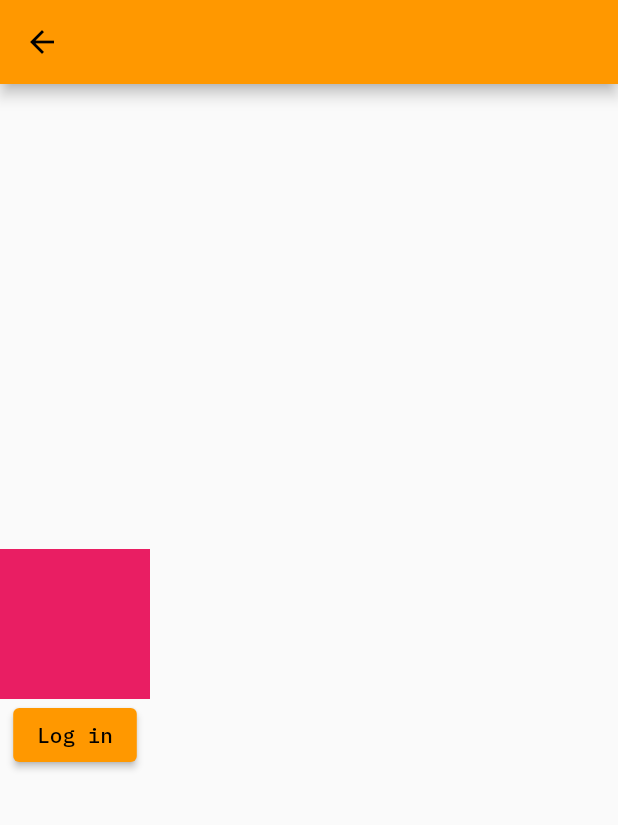
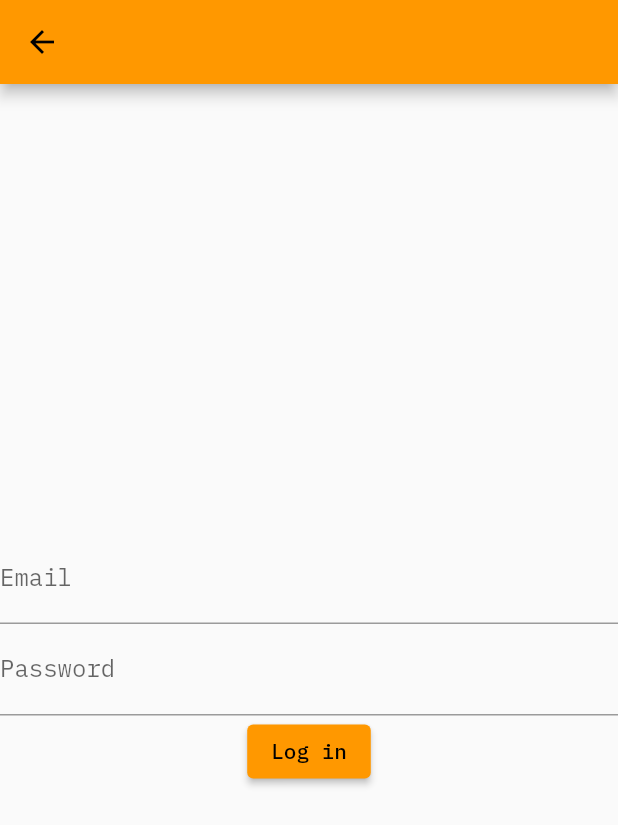
Before and after one commit to Iris-Black/rescue_app, a Flutter app: the AdminScreen screen opened by its route, on a phone screen of 412 x 824 dp. Shown: the top 825 px of the screen. Run offline on Flutter 3.47's test engine with Material 2 defaults, Android fonts, the phone set to English and light mode, and no system bars; our stand-ins replace chewie, google_fonts, video_player; network calls fail.

Commit message:
added the ui for admin login

```diff
--- a/lib/AdminScreen/admin_screen.dart
+++ b/lib/AdminScreen/admin_screen.dart
@@ -8,17 +8,39 @@ class AdminScreen extends StatefulWidget {
 }
 
 class _AdminScreenState extends State<AdminScreen> {
+  late String _email, _password;
+  final GlobalKey<FormState> _formkey = GlobalKey<FormState>();
   @override
   Widget build(BuildContext context) {
     return Scaffold(
       appBar: AppBar(),
-      body: Column(
+      body: Form(
+        key: _formkey,
+        child: Column(
           mainAxisAlignment: MainAxisAlignment.center,
           children: [
-          Container(
-            color: Colors.pink,
-            width: 100,
-            height: 100,
+            TextFormField(
+              validator: (input) {
+                if (input!.isEmpty) {
+                  return "Please type in an email";
+                }
+              },
+              onSaved: (input) => _email = input!,
+              decoration: InputDecoration(
+                labelText: "Email",
+              ),
+            ),
+            TextFormField(
+              validator: (input) {
+                if (input!.length < 6) {
+                  return "Please type in a more secure password, at least 6 characters";
+                }
+              },
+              obscureText: true,
+              onSaved: (input) => _password = input!,
+              decoration: InputDecoration(
+                labelText: "Password",
+              ),
             ),
             ElevatedButton(
                 onPressed: () {
@@ -28,6 +50,11 @@ class _AdminScreenState extends State<AdminScreen> {
                 child: Text('Log in'))
           ],
         ),
+      ),
     );
   }
+  void SignIn(){
+    final _form = _formey
+    //TODO: validate and login
   }
+}
--- a/lib/AdminScreen/admin_screen_overview.dart
+++ b/lib/AdminScreen/admin_screen_overview.dart
@@ -20,11 +20,6 @@ class _AdminOverviewScreenState extends State<AdminOverviewScreen> {
             width: 100,
             height: 100,
           ),
-          ElevatedButton(
-              onPressed: () {
-                Navigator.pushNamed(context, '/admin_screen');
-              },
-              child: Text('Log in'))
         ],
       ),
     );
```
Also changed, not shown: lib/TabletScreen/chewie_list_item.dart (added, +61 -0 lines), lib/TabletScreen/tablet_screen.dart (+14 -0 lines), lib/main.dart (+0 -23 lines), 1 other file. Lines whose indentation alone changed are shown as unchanged.
